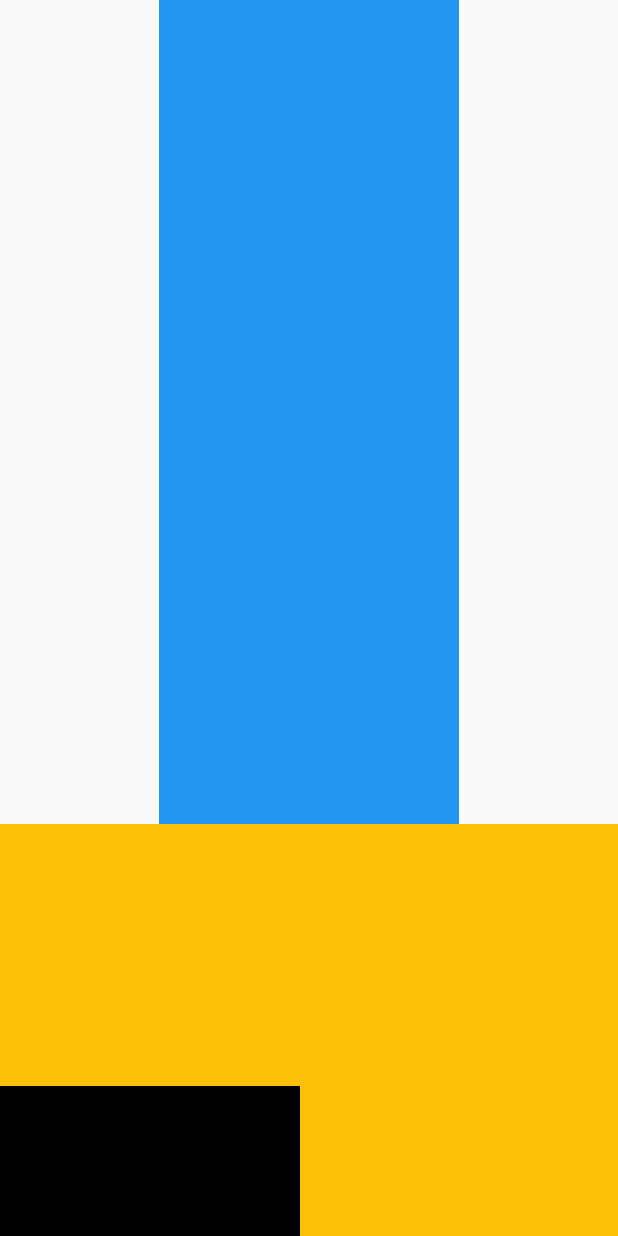
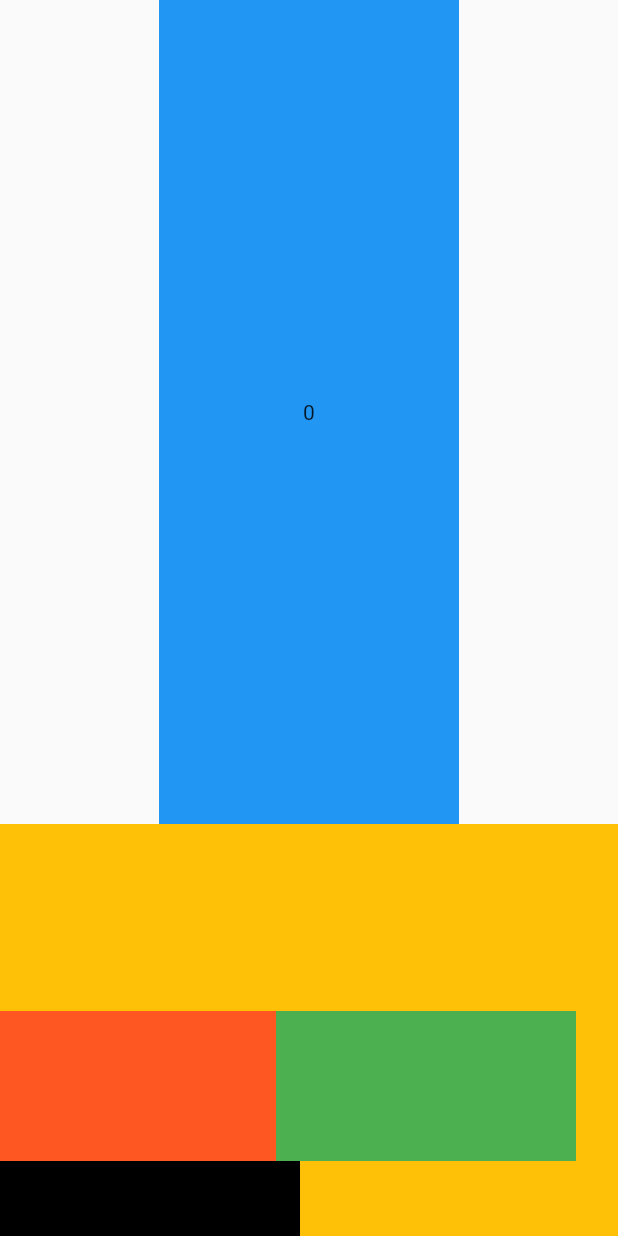
Before and after one commit to cyberfanta/icon_inspired, a Flutter app: the screen it shows after launch, on a phone screen of 412 x 824 dp. Run offline on Flutter 3.47's test engine with Material 2 defaults, Android fonts, the phone set to English and light mode, and no system bars; our stand-ins replace flutter_bloc.

```diff
--- /dev/null
+++ b/lib/views/common_widgets/ontap_wrapper.dart
@@ -0,0 +1,20 @@
+import 'package:flutter/material.dart';
+
+class OnTapWrapper extends StatelessWidget {
+  const OnTapWrapper({
+    Key? key,
+    required this.widgetToWrap,
+    this.actionsToDo,
+  }) : super(key: key);
+
+  final Widget widgetToWrap;
+  final VoidCallback? actionsToDo;
+
+  @override
+  Widget build(BuildContext context) {
+    return InkWell(
+      onTap: actionsToDo,
+      child: widgetToWrap,
+    );
+  }
+}
--- a/lib/views/screens/main_view/main_view.dart
+++ b/lib/views/screens/main_view/main_view.dart
@@ -1,4 +1,8 @@
 import 'package:flutter/material.dart';
+import 'package:flutter_bloc/flutter_bloc.dart';
+
+import '../../../domain/blocs/counter_cubit.dart';
+import '../../common_widgets/ontap_wrapper.dart';
 
 class MainMenuView extends StatefulWidget {
   const MainMenuView({Key? key}) : super(key: key);
@@ -11,6 +15,7 @@ class MainMenuView extends StatefulWidget {
 
 class MainMenuViewState extends State<MainMenuView> {
   String tag = MainMenuView.routeName.substring(1);
+  final cubit = CounterCubit();
 
   @override
   void initState() {
@@ -39,6 +44,13 @@ class MainMenuViewState extends State<MainMenuView> {
         MediaQuery.of(context).size.width / MediaQuery.of(context).size.height <
         1;
 
+    return buildScaffold(context, isLandscape, isPortrait);
+  }
+
+  Scaffold buildScaffold(
+      BuildContext context,
+      bool Function(BuildContext context) isLandscape,
+      bool Function(BuildContext context) isPortrait) {
     return Scaffold(
       body: SafeArea(
         child: (isLandscape(context))
@@ -61,6 +73,30 @@ class MainMenuViewState extends State<MainMenuView> {
           : Container(
               height: 0,
             ),
+      floatingActionButton: Row(
+        children: [
+          OnTapWrapper(
+            widgetToWrap: Container(
+              width: 200,
+              height: 100,
+              color: Colors.deepOrange,
+            ),
+            actionsToDo: () {
+              cubit.decrement();
+            },
+          ),
+          OnTapWrapper(
+            widgetToWrap: Container(
+              width: 200,
+              height: 100,
+              color: Colors.green,
+            ),
+            actionsToDo: () {
+              cubit.increment();
+            },
+          ),
+        ],
+      ),
     );
   }
 
@@ -79,6 +115,14 @@ class MainMenuViewState extends State<MainMenuView> {
       child: Container(
         width: 200,
         color: Colors.blue,
+        child: Center(
+          child: BlocBuilder<CounterCubit, int>(
+            bloc: cubit,
+            builder: (context, count) {
+              return Text('$count');
+            },
+          ),
+        ),
       ),
     );
   }
--- a/pubspec.yaml
+++ b/pubspec.yaml
@@ -46,6 +46,7 @@ dev_dependencies:
   # package. See that file for information about deactivating specific lint
   # rules and activating additional ones.
   flutter_lints: ^2.0.0
+  flutter_bloc: ^8.1.2
 
 # For information on the generic Dart part of this file, see the
 # following page: https://dart.dev/tools/pub/pubspec
```
Also changed, not shown: lib/domain/blocs/counter_cubit.dart (added, +24 -0 lines), pubspec.lock.
